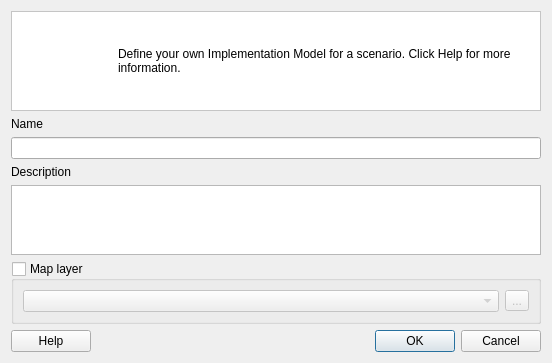
ConservationInternational/cplus-plugin, file src/cplus_plugin/ui/implementation_model_editor_dialog.ui: the form before one commit.
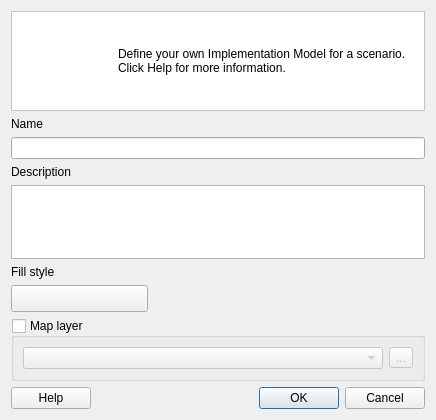
The form after the commit. Custom widgets are drawn as their Qt base class.

Commit message: Add symbol editor in IM dialog.

The edit to the form file:
```diff
--- a/src/cplus_plugin/ui/implementation_model_editor_dialog.ui
+++ b/src/cplus_plugin/ui/implementation_model_editor_dialog.ui
@@ -6,8 +6,8 @@
    <rect>
     <x>0</x>
     <y>0</y>
-    <width>552</width>
-    <height>306</height>
+    <width>436</width>
+    <height>420</height>
    </rect>
   </property>
   <property name="minimumSize">
@@ -20,98 +20,7 @@
    <string>Implementation Model Editor</string>
   </property>
   <layout class="QGridLayout" name="gridLayout">
-   <item row="3" column="0" colspan="3">
-    <widget class="QLineEdit" name="txt_name">
-     <property name="maxLength">
-      <number>200</number>
-     </property>
-    </widget>
-   </item>
-   <item row="1" column="0" colspan="3">
-    <layout class="QVBoxLayout" name="vl_notification"/>
-   </item>
-   <item row="7" column="2">
-    <widget class="QDialogButtonBox" name="buttonBox">
-     <property name="orientation">
-      <enum>Qt::Horizontal</enum>
-     </property>
-     <property name="standardButtons">
-      <set>QDialogButtonBox::Cancel|QDialogButtonBox::Ok</set>
-     </property>
-    </widget>
-   </item>
-   <item row="6" column="0" colspan="3">
-    <widget class="QgsCollapsibleGroupBox" name="layer_gb">
-     <property name="minimumSize">
-      <size>
-       <width>0</width>
-       <height>0</height>
-      </size>
-     </property>
-     <property name="title">
-      <string>Map layer</string>
-     </property>
-     <property name="checkable">
-      <bool>true</bool>
-     </property>
-     <property name="checked">
-      <bool>false</bool>
-     </property>
-     <property name="collapsed">
-      <bool>true</bool>
-     </property>
-     <property name="saveCollapsedState">
-      <bool>false</bool>
-     </property>
-     <layout class="QGridLayout" name="gridLayout_6">
-      <item row="0" column="0">
-       <widget class="QgsMapLayerComboBox" name="cbo_layer">
-        <property name="enabled">
-         <bool>true</bool>
-        </property>
-       </widget>
-      </item>
-      <item row="0" column="1">
-       <widget class="QToolButton" name="btn_select_file">
-        <property name="enabled">
-         <bool>true</bool>
-        </property>
-        <property name="text">
-         <string>...</string>
-        </property>
-       </widget>
-      </item>
-     </layout>
-    </widget>
-   </item>
-   <item row="7" column="1">
-    <spacer name="horizontalSpacer">
-     <property name="orientation">
-      <enum>Qt::Horizontal</enum>
-     </property>
-     <property name="sizeHint" stdset="0">
-      <size>
-       <width>198</width>
-       <height>20</height>
-      </size>
-     </property>
-    </spacer>
-   </item>
-   <item row="2" column="0">
-    <widget class="QLabel" name="label">
-     <property name="text">
-      <string>Name</string>
-     </property>
-    </widget>
-   </item>
-   <item row="7" column="0">
-    <widget class="QPushButton" name="btn_help">
-     <property name="text">
-      <string>Help</string>
-     </property>
-    </widget>
-   </item>
-   <item row="0" column="0" colspan="3">
+   <item row="0" column="0" colspan="4">
     <widget class="QFrame" name="frame">
      <property name="sizePolicy">
       <sizepolicy hsizetype="Preferred" vsizetype="Minimum">
@@ -176,16 +85,152 @@
      </layout>
     </widget>
    </item>
-   <item row="4" column="0">
+   <item row="1" column="0" colspan="4">
+    <layout class="QVBoxLayout" name="vl_notification"/>
+   </item>
+   <item row="2" column="0" colspan="4">
+    <widget class="QLabel" name="label">
+     <property name="text">
+      <string>Name</string>
+     </property>
+    </widget>
+   </item>
+   <item row="3" column="0" colspan="4">
+    <widget class="QLineEdit" name="txt_name">
+     <property name="maxLength">
+      <number>200</number>
+     </property>
+    </widget>
+   </item>
+   <item row="4" column="0" colspan="4">
     <widget class="QLabel" name="label_2">
      <property name="text">
       <string>Description</string>
      </property>
     </widget>
    </item>
-   <item row="5" column="0" colspan="3">
+   <item row="5" column="0" colspan="4">
     <widget class="QPlainTextEdit" name="txt_description"/>
    </item>
+   <item row="6" column="0">
+    <widget class="QLabel" name="label_3">
+     <property name="text">
+      <string>Fill style</string>
+     </property>
+    </widget>
+   </item>
+   <item row="7" column="0" colspan="2">
+    <widget class="QgsSymbolButton" name="style_btn">
+     <property name="sizePolicy">
+      <sizepolicy hsizetype="Minimum" vsizetype="Fixed">
+       <horstretch>0</horstretch>
+       <verstretch>0</verstretch>
+      </sizepolicy>
+     </property>
+     <property name="minimumSize">
+      <size>
+       <width>50</width>
+       <height>27</height>
+      </size>
+     </property>
+     <property name="dialogTitle">
+      <string>Implementation Model Symbol Settings</string>
+     </property>
+    </widget>
+   </item>
+   <item row="7" column="2" colspan="2">
+    <spacer name="horizontalSpacer_2">
+     <property name="orientation">
+      <enum>Qt::Horizontal</enum>
+     </property>
+     <property name="sizeHint" stdset="0">
+      <size>
+       <width>266</width>
+       <height>20</height>
+      </size>
+     </property>
+    </spacer>
+   </item>
+   <item row="8" column="0" colspan="4">
+    <widget class="QgsCollapsibleGroupBox" name="layer_gb">
+     <property name="minimumSize">
+      <size>
+       <width>0</width>
+       <height>0</height>
+      </size>
+     </property>
+     <property name="title">
+      <string>Map layer</string>
+     </property>
+     <property name="checkable">
+      <bool>true</bool>
+     </property>
+     <property name="checked">
+      <bool>false</bool>
+     </property>
+     <property name="collapsed">
+      <bool>true</bool>
+     </property>
+     <property name="saveCollapsedState">
+      <bool>false</bool>
+     </property>
+     <layout class="QGridLayout" name="gridLayout_6">
+      <item row="0" column="0">
+       <widget class="QgsMapLayerComboBox" name="cbo_layer">
+        <property name="enabled">
+         <bool>false</bool>
+        </property>
+       </widget>
+      </item>
+      <item row="0" column="1">
+       <widget class="QToolButton" name="btn_select_file">
+        <property name="enabled">
+         <bool>false</bool>
+        </property>
+        <property name="text">
+         <string>...</string>
+        </property>
+       </widget>
+      </item>
+     </layout>
+    </widget>
+   </item>
+   <item row="9" column="0">
+    <widget class="QPushButton" name="btn_help">
+     <property name="text">
+      <string>Help</string>
+     </property>
+    </widget>
+   </item>
+   <item row="9" column="1" colspan="2">
+    <spacer name="horizontalSpacer">
+     <property name="orientation">
+      <enum>Qt::Horizontal</enum>
+     </property>
+     <property name="sizeHint" stdset="0">
+      <size>
+       <width>198</width>
+       <height>20</height>
+      </size>
+     </property>
+    </spacer>
+   </item>
+   <item row="9" column="3">
+    <widget class="QDialogButtonBox" name="buttonBox">
+     <property name="minimumSize">
+      <size>
+       <width>30</width>
+       <height>0</height>
+      </size>
+     </property>
+     <property name="orientation">
+      <enum>Qt::Horizontal</enum>
+     </property>
+     <property name="standardButtons">
+      <set>QDialogButtonBox::Cancel|QDialogButtonBox::Ok</set>
+     </property>
+    </widget>
+   </item>
   </layout>
  </widget>
  <customwidgets>
@@ -200,6 +245,11 @@
    <extends>QComboBox</extends>
    <header>qgsmaplayercombobox.h</header>
   </customwidget>
+  <customwidget>
+   <class>QgsSymbolButton</class>
+   <extends>QToolButton</extends>
+   <header>qgssymbolbutton.h</header>
+  </customwidget>
  </customwidgets>
  <tabstops>
   <tabstop>txt_name</tabstop>
```
